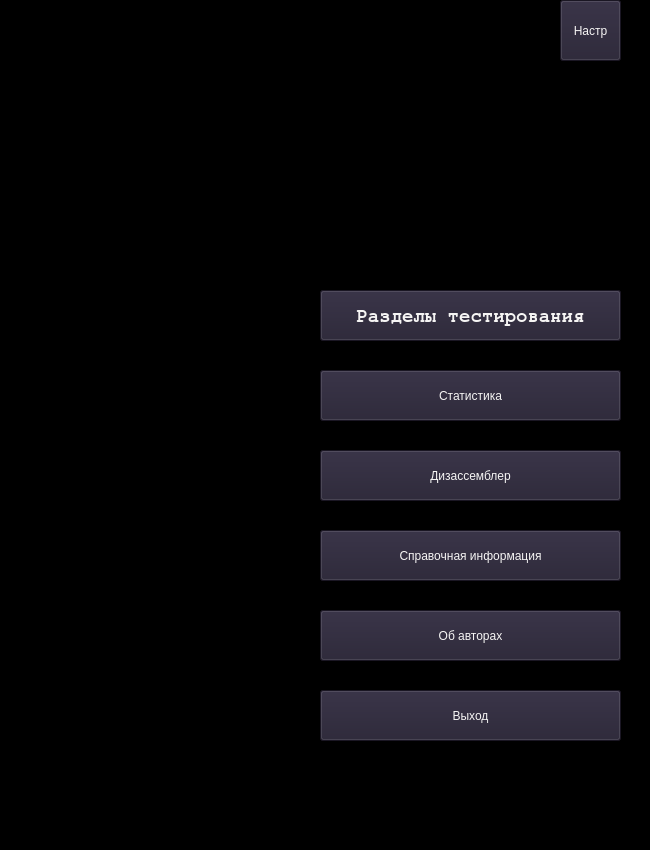
Qt form mainwindow.ui (SharovArtemVladimirovich/Asser) before a commit.
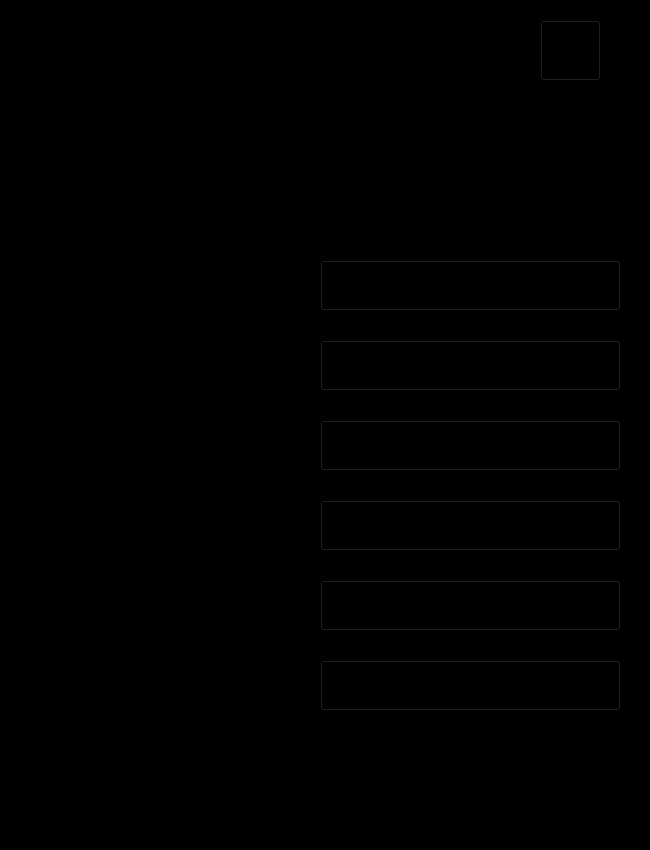
The same form after that commit. Icons and pictures are not drawn.

Patch:
```diff
--- a/mainwindow.ui
+++ b/mainwindow.ui
@@ -20,9 +20,9 @@
    <widget class="QPushButton" name="GoTestButton">
     <property name="geometry">
      <rect>
-      <x>320</x>
-      <y>290</y>
-      <width>301</width>
+      <x>300</x>
+      <y>260</y>
+      <width>321</width>
       <height>51</height>
      </rect>
     </property>
@@ -35,121 +35,219 @@
      </font>
     </property>
     <property name="styleSheet">
-     <string notr="true">color: rgb(246, 245, 244);
-background-color: rgb(36, 31, 49);
-font: 700 14pt &quot;FreeMono&quot;;</string>
+     <string notr="true">#GoTestButton {
+	image: url(:/imagesMainMenu/images/Asser_PB_Тесты.png);
+	margin-left: 20px;
+}
+#GoTestButton:hover {
+	image: url(:/imagesMainMenu/images/Asser_PB_Тесты_hover.png);
+	margin-left: -20px;
+}
+#GoTestButton:pressed{
+	image: url(:/imagesMainMenu/images/Asser_PB_Тесты_push.png);
+	margin-left: -20px;
+}</string>
     </property>
     <property name="text">
-     <string>Разделы тестирования</string>
+     <string/>
     </property>
    </widget>
    <widget class="QPushButton" name="GoStatButton">
     <property name="geometry">
      <rect>
-      <x>320</x>
-      <y>370</y>
-      <width>301</width>
+      <x>300</x>
+      <y>340</y>
+      <width>321</width>
       <height>51</height>
      </rect>
     </property>
     <property name="styleSheet">
-     <string notr="true">color: rgb(246, 245, 244);
-background-color: rgb(36, 31, 49);
-font: 700 14pt &quot;FreeMono&quot;;</string>
+     <string notr="true">#GoStatButton {
+	image: url(:/imagesMainMenu/images/Asser_PB_Статистика.png);
+	margin-left: 20px;
+}
+#GoStatButton:hover {
+	image: url(:/imagesMainMenu/images/Asser_PB_Статистика_hover.png);
+	margin-left: -20px;
+}
+#GoStatButton:pressed{
+	image: url(:/imagesMainMenu/images/Asser_PB_Статистика_push.png);
+	margin-left: -20px;
+}</string>
     </property>
     <property name="text">
-     <string>Статистика</string>
+     <string/>
     </property>
    </widget>
    <widget class="QPushButton" name="GoDecoderButton">
     <property name="geometry">
      <rect>
-      <x>320</x>
-      <y>450</y>
-      <width>301</width>
+      <x>300</x>
+      <y>420</y>
+      <width>321</width>
       <height>51</height>
      </rect>
     </property>
     <property name="styleSheet">
-     <string notr="true">color: rgb(246, 245, 244);
-background-color: rgb(36, 31, 49);
-font: 700 14pt &quot;FreeMono&quot;;</string>
+     <string notr="true">#GoDecoderButton {
+	image: url(:/imagesMainMenu/images/Asser_PB_Дизассемблер.png);
+	margin-left: 20px;
+}
+#GoDecoderButton:hover {
+	image: url(:/imagesMainMenu/images/Asser_PB_Дизассемблер_hover.png);
+	margin-left: -20px;
+}
+#GoDecoderButton:pressed{
+	image: url(:/imagesMainMenu/images/Asser_PB_Дизассемблер_push.png);
+	margin-left: -20px;
+}</string>
     </property>
     <property name="text">
-     <string>Дизассемблер</string>
+     <string/>
     </property>
    </widget>
    <widget class="QPushButton" name="GoManualsButton">
     <property name="geometry">
      <rect>
-      <x>320</x>
-      <y>530</y>
-      <width>301</width>
+      <x>300</x>
+      <y>500</y>
+      <width>321</width>
       <height>51</height>
      </rect>
     </property>
     <property name="styleSheet">
-     <string notr="true">color: rgb(246, 245, 244);
-background-color: rgb(36, 31, 49);
-font: 700 14pt &quot;FreeMono&quot;;</string>
+     <string notr="true">#GoManualsButton {
+	image: url(:/imagesMainMenu/images/Asser_PB_Мануалы.png);
+	margin-left: 20px;
+}
+#GoManualsButton:hover {
+	image: url(:/imagesMainMenu/images/Asser_PB_Мануалы_hover.png);
+	margin-left: -20px;
+}
+#GoManualsButton:pressed{
+	image: url(:/imagesMainMenu/images/Asser_PB_Мануалы_push.png);
+	margin-left: -20px;
+}</string>
     </property>
     <property name="text">
-     <string>Справочная информация</string>
+     <string/>
     </property>
    </widget>
    <widget class="QPushButton" name="AuthorButton">
     <property name="geometry">
      <rect>
-      <x>320</x>
-      <y>610</y>
-      <width>301</width>
+      <x>300</x>
+      <y>580</y>
+      <width>321</width>
       <height>51</height>
      </rect>
     </property>
     <property name="styleSheet">
-     <string notr="true">color: rgb(246, 245, 244);
-background-color: rgb(36, 31, 49);
-font: 700 14pt &quot;FreeMono&quot;;</string>
+     <string notr="true">#AuthorButton {
+	image: url(:/imagesMainMenu/images/Asser_PB_ОбАвторах.png);
+	margin-left: 20px;
+}
+#AuthorButton:hover {
+	image: url(:/imagesMainMenu/images/Asser_PB_ОбАвторах_hover.png);
+	margin-left: -20px;
+}
+#AuthorButton:pressed{
+	image: url(:/imagesMainMenu/images/Asser_PB_ОбАвторах_push.png);
+	margin-left: -20px;
+}</string>
     </property>
     <property name="text">
-     <string>Об авторах</string>
+     <string/>
     </property>
    </widget>
    <widget class="QPushButton" name="ExitButton">
     <property name="geometry">
      <rect>
-      <x>320</x>
-      <y>690</y>
-      <width>301</width>
+      <x>300</x>
+      <y>660</y>
+      <width>321</width>
       <height>51</height>
      </rect>
     </property>
     <property name="styleSheet">
-     <string notr="true">color: rgb(246, 245, 244);
-background-color: rgb(36, 31, 49);
-font: 700 14pt &quot;FreeMono&quot;;</string>
+     <string notr="true">#ExitButton {
+	image: url(:/imagesMainMenu/images/Asser_PB_Выход.png);
+	margin-left: 20px;
+}
+#ExitButton:hover {
+	image: url(:/imagesMainMenu/images/Asser_PB_Выход_hover.png);
+	margin-left: -20px;
+}
+#ExitButton:pressed{
+	image: url(:/imagesMainMenu/images/Asser_PB_Выход_push.png);
+	margin-left: -20px;
+}</string>
     </property>
     <property name="text">
-     <string>Выход</string>
+     <string/>
+    </property>
+    <property name="icon">
+     <iconset>
+      <normaloff>:/images/Asser_PB_Выход.png</normaloff>:/images/Asser_PB_Выход.png</iconset>
+    </property>
+    <property name="iconSize">
+     <size>
+      <width>300</width>
+      <height>50</height>
+     </size>
     </property>
    </widget>
    <widget class="QPushButton" name="SettingsButton">
     <property name="geometry">
      <rect>
-      <x>560</x>
-      <y>0</y>
+      <x>540</x>
+      <y>20</y>
       <width>61</width>
       <height>61</height>
      </rect>
     </property>
     <property name="styleSheet">
-     <string notr="true">background-color: rgb(36, 31, 49);
-color: rgb(246, 245, 244);</string>
+     <string notr="true"/>
     </property>
     <property name="text">
-     <string>Настр</string>
+     <string/>
     </property>
+    <property name="icon">
+     <iconset theme="QIcon::ThemeIcon::AudioVolumeHigh"/>
+    </property>
+    <property name="iconSize">
+     <size>
+      <width>30</width>
+      <height>30</height>
+     </size>
+    </property>
    </widget>
+   <widget class="QLabel" name="label">
+    <property name="geometry">
+     <rect>
+      <x>270</x>
+      <y>10</y>
+      <width>331</width>
+      <height>151</height>
+     </rect>
+    </property>
+    <property name="styleSheet">
+     <string notr="true">#label {
+image: url(:/imagesMainMenuLogo/images/Asser_Turbo_logo1.png);
+}</string>
+    </property>
+    <property name="text">
+     <string/>
+    </property>
+   </widget>
+   <zorder>label</zorder>
+   <zorder>GoTestButton</zorder>
+   <zorder>GoStatButton</zorder>
+   <zorder>GoDecoderButton</zorder>
+   <zorder>GoManualsButton</zorder>
+   <zorder>AuthorButton</zorder>
+   <zorder>ExitButton</zorder>
+   <zorder>SettingsButton</zorder>
   </widget>
   <widget class="QMenuBar" name="menubar">
    <property name="geometry">
```
